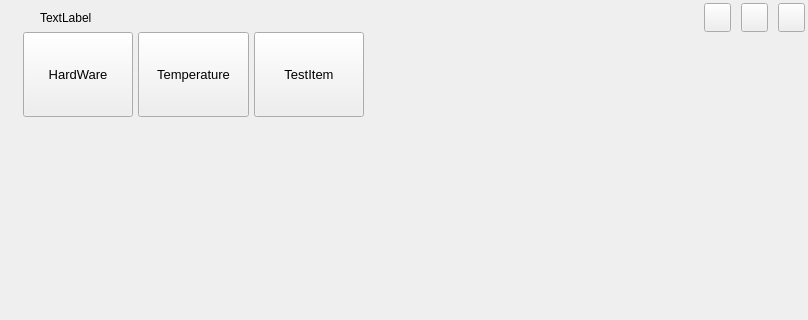
The window that BLHardwareScaner/BLHardwareScaner/Ui/Main.ui (BurnellLiu/LiuProject) describes before a commit, drawn with Qt 5; both pictures show x 0 to 808 and y 0 to 320 of the 808 by 606 pixel window.
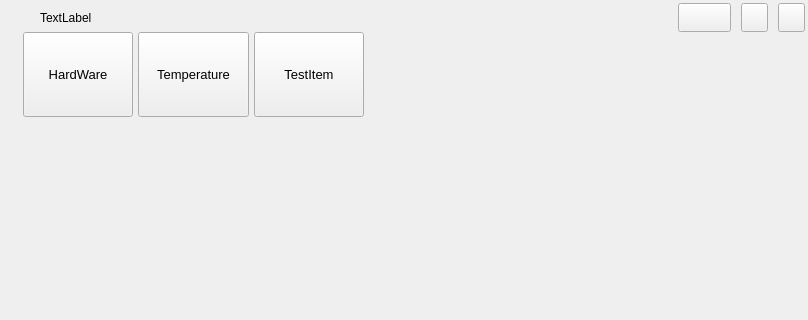
The same window after the commit.

Diff of the .ui file:
```diff
--- a/BLHardwareScaner/BLHardwareScaner/Ui/Main.ui
+++ b/BLHardwareScaner/BLHardwareScaner/Ui/Main.ui
@@ -27,7 +27,7 @@
        <number>0</number>
       </property>
       <item>
-       <layout class="QHBoxLayout" name="horizontalLayout_3" stretch="1,12,12,1,1,1">
+       <layout class="QHBoxLayout" name="horizontalLayout_3" stretch="1,12,11,2,1,1">
         <property name="spacing">
          <number>10</number>
         </property>
@@ -59,14 +59,21 @@
         </item>
         <item>
          <widget class="QLabel" name="labelUpdate">
+          <property name="sizePolicy">
+           <sizepolicy hsizetype="Expanding" vsizetype="Expanding">
+            <horstretch>0</horstretch>
+            <verstretch>0</verstretch>
+           </sizepolicy>
+          </property>
           <property name="font">
            <font>
             <family>Microsoft YaHei UI</family>
             <pointsize>10</pointsize>
+            <italic>true</italic>
            </font>
           </property>
           <property name="styleSheet">
-           <string notr="true">color: rgb(255, 0, 0);</string>
+           <string notr="true"/>
           </property>
           <property name="text">
            <string/>
@@ -93,8 +100,12 @@
             <height>0</height>
            </size>
           </property>
-          <property name="toolTip">
-           <string>Update</string>
+          <property name="font">
+           <font>
+            <family>Microsoft YaHei UI</family>
+            <pointsize>11</pointsize>
+            <underline>false</underline>
+           </font>
           </property>
           <property name="text">
            <string/>
```
Left out of the diff: 12 changed lines with no effect on the pictures.
